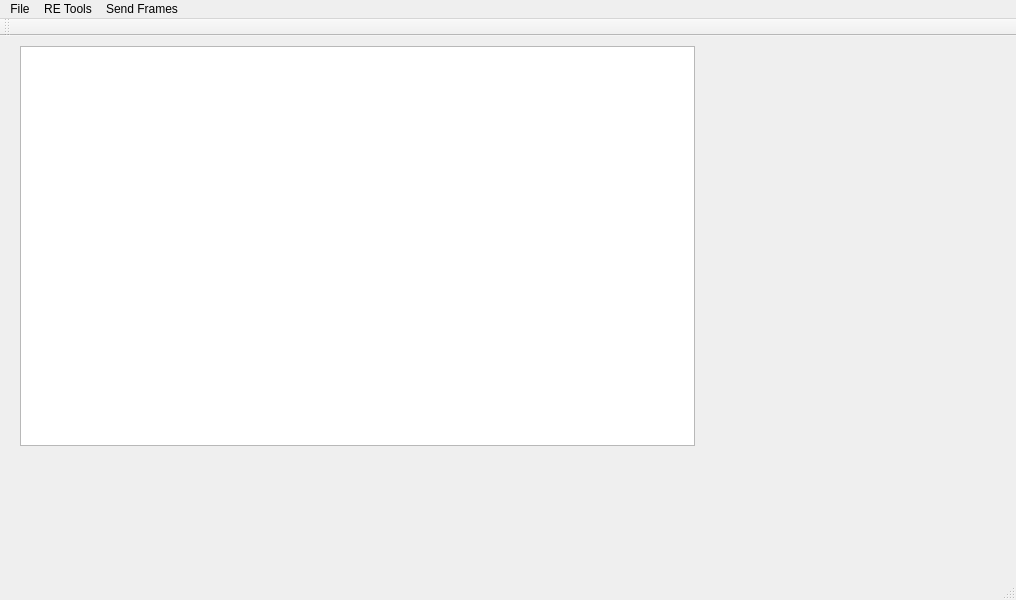
The window that mainwindow.ui (collin80/SavvyCAN) describes before a commit, drawn with Qt 5.
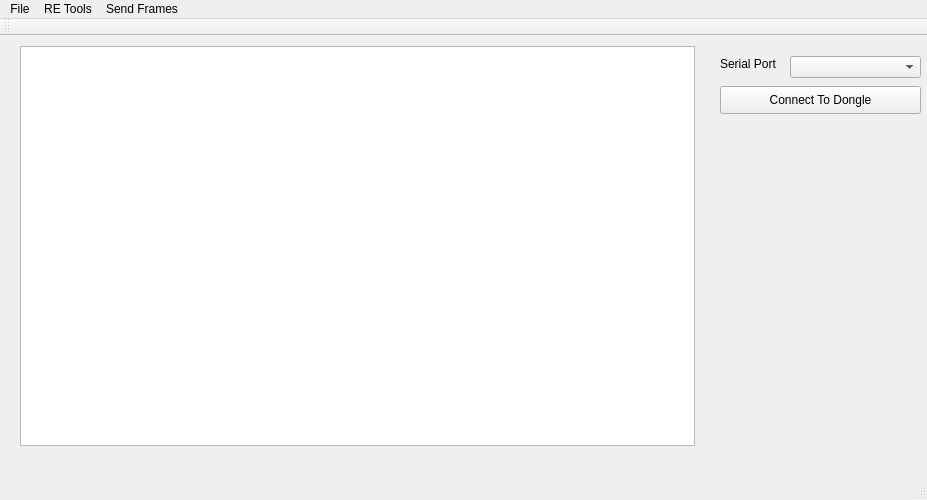
The same window after the commit.

Commit message: Fleshed out more importers, added some preliminaries for serial port support.

The edit to the form file:
```diff
--- a/mainwindow.ui
+++ b/mainwindow.ui
@@ -6,8 +6,8 @@
    <rect>
     <x>0</x>
     <y>0</y>
-    <width>1016</width>
-    <height>600</height>
+    <width>927</width>
+    <height>500</height>
    </rect>
   </property>
   <property name="sizePolicy">
@@ -19,7 +19,7 @@
   <property name="minimumSize">
    <size>
     <width>800</width>
-    <height>600</height>
+    <height>500</height>
    </size>
   </property>
   <property name="windowTitle">
@@ -42,13 +42,49 @@
      <bool>false</bool>
     </property>
    </widget>
+   <widget class="QLabel" name="label">
+    <property name="geometry">
+     <rect>
+      <x>720</x>
+      <y>20</y>
+      <width>71</width>
+      <height>16</height>
+     </rect>
+    </property>
+    <property name="text">
+     <string>Serial Port</string>
+    </property>
+   </widget>
+   <widget class="QComboBox" name="cbSerialPorts">
+    <property name="geometry">
+     <rect>
+      <x>790</x>
+      <y>20</y>
+      <width>131</width>
+      <height>22</height>
+     </rect>
+    </property>
+   </widget>
+   <widget class="QPushButton" name="btnConnect">
+    <property name="geometry">
+     <rect>
+      <x>720</x>
+      <y>50</y>
+      <width>201</width>
+      <height>28</height>
+     </rect>
+    </property>
+    <property name="text">
+     <string>Connect To Dongle</string>
+    </property>
+   </widget>
   </widget>
   <widget class="QMenuBar" name="menuBar">
    <property name="geometry">
     <rect>
      <x>0</x>
      <y>0</y>
-     <width>1016</width>
+     <width>927</width>
      <height>26</height>
     </rect>
    </property>
```
Left out of the diff: 17 changed lines with no effect on the pictures. The commit also changes 6 other files.
